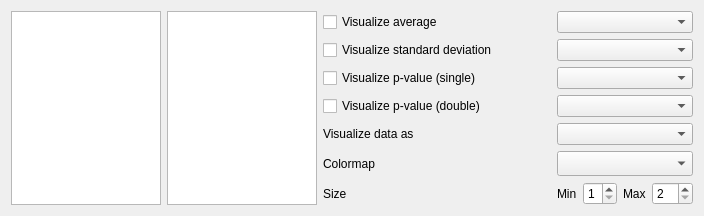
Above: braphy/gui/ui_files/visualization_widget.ui from softmatterlab/Braph-2.0-Python before the change. Below: the same form after it.
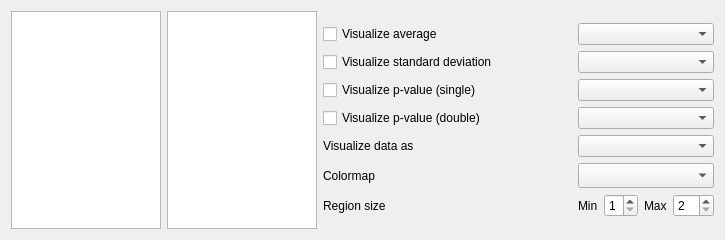
That is the form after the change. Custom widgets are drawn as their Qt base class.

Commit message: Update visualization widgets ui

Diff of the .ui file:
```diff
--- a/braphy/gui/ui_files/visualization_widget.ui
+++ b/braphy/gui/ui_files/visualization_widget.ui
@@ -6,8 +6,8 @@
    <rect>
     <x>0</x>
     <y>0</y>
-    <width>704</width>
-    <height>176</height>
+    <width>725</width>
+    <height>240</height>
    </rect>
   </property>
   <property name="windowTitle">
@@ -77,7 +77,7 @@
          <item row="6" column="0">
           <widget class="QLabel" name="labelSize">
            <property name="text">
-            <string>Size</string>
+            <string>Region size</string>
            </property>
           </widget>
          </item>
```
The commit also changes 4 other files.
